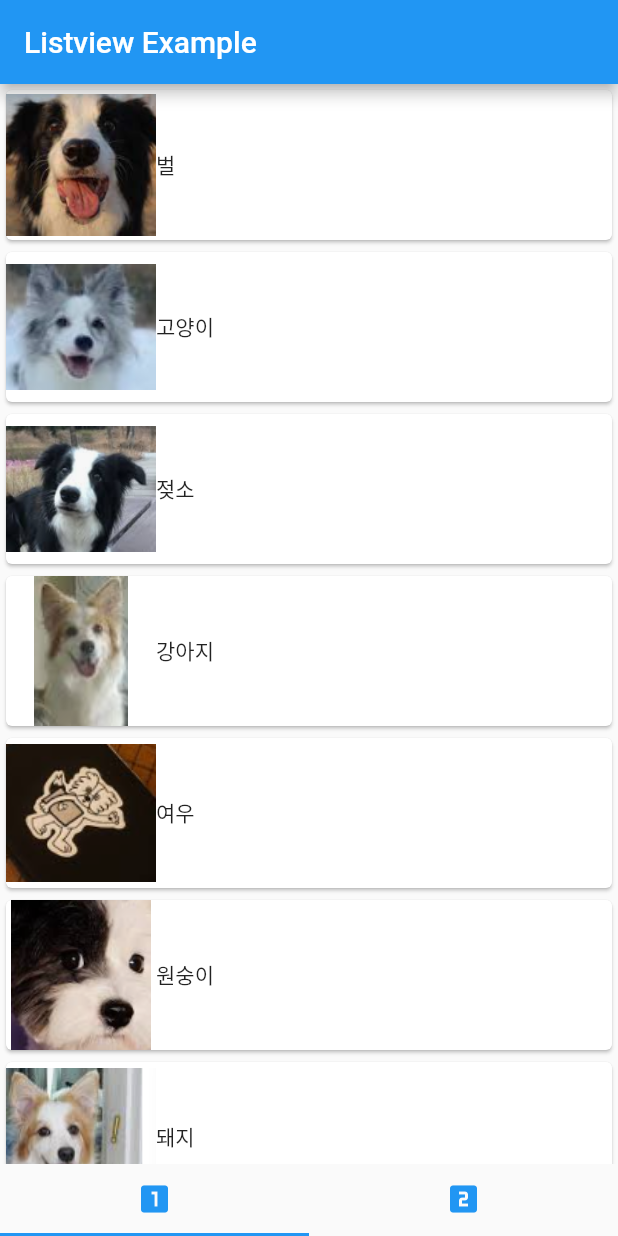
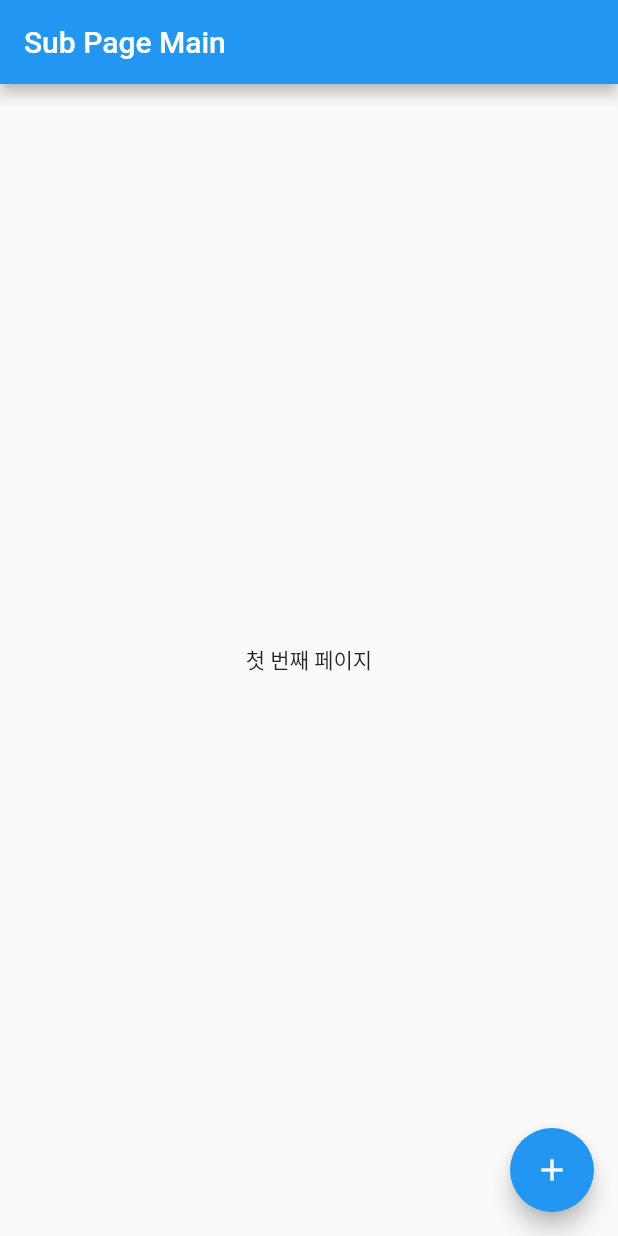
Before and after one commit to Lee-Min-Jung/flutter-study, a Flutter app: the screen it shows after launch, on a phone screen of 412 x 824 dp. Run offline on Flutter 3.47's test engine with Material 2 defaults, Android fonts, the phone set to English and light mode, and no system bars.

Commit message:
페이지 이동 뒤로가기

```diff
--- a/lib/animalItem.dart
+++ /dev/null
@@ -1,14 +0,0 @@
-import 'package:flutter/material.dart';
-
-class Animal {
-  String imagePath;
-  String animalName;
-  String kind;
-  bool? flyExist = false;
-
-  Animal( //클래스의 생성자 함수
-  {required this.animalName, //required붙은 건 꼭 전달해야 하는 것들
-  required this.kind,
-  required this.imagePath,
-  this.flyExist=false});
-}
--- a/lib/main.dart
+++ b/lib/main.dart
@@ -1,100 +1,77 @@
 import 'package:flutter/material.dart';
-import 'sub/firstPage.dart';
-import 'sub/secondPage.dart';
-import './animalItem.dart';
+
 void main() {
-  runApp(const MyApp());
+  runApp(MyApp());
 }
 
 class MyApp extends StatelessWidget {
-  const MyApp({super.key});
 
   // This widget is the root of your application.
   @override
   Widget build(BuildContext context) {
     return MaterialApp(
-      title: 'Flutter Demo',
+      title: 'SubPage Example',
       theme: ThemeData(
 
         primarySwatch: Colors.blue,
       ),
-      home: const MyHomePage(title: 'Flutter Demo Home Page'),
+      home: FirstPage(),
     );
   }
 }
 
-class MyHomePage extends StatefulWidget {
-  const MyHomePage({super.key, required this.title});
-
-
-
-  final String title;
-
+class FirstPage extends StatefulWidget {
   @override
-  State<MyHomePage> createState() => _MyHomePageState();
+  State<StatefulWidget> createState() => _FirstPage();
 }
 
-class _MyHomePageState extends State<MyHomePage> with SingleTickerProviderStateMixin{ //singleTickerProviderStateMixin을 추가로 상속하여 탭을 눌렀을 때
-                                                          // _MyHomePageState 클래스에서 애니메이션 동작을 처리할 수 있게 한다
-
-  List<Animal> animalList = [];
-
+class _FirstPage extends State<FirstPage> {
   @override
   Widget build(BuildContext context) {
     return Scaffold(
-      appBar: AppBar( //맨 위에 나오는 bar 부분
-        title: Text('Listview Example'),
+      appBar: AppBar(
+        title: Text('Sub Page Main'),
       ),
-      body: TabBarView( //가운데 화면. 근데 내비게이션 탭에 따라 달라져야 해서 나오게 할 화면의 class를 등록해 놓는다
-        children: <Widget>[FirstApp(list: animalList), SecondApp(list:animalList)],
-        controller: controller,
+      body: Container(
+        child: Center(
+          child: Text('첫 번째 페이지'),
+
+        ),
+
       ),
-      bottomNavigationBar: TabBar(tabs: <Tab>[ //맨 아래에 나오는 내비게이션 탭 부분
-        Tab(icon: Icon(Icons.looks_one, color: Colors.blue),),
-        Tab(icon: Icon(Icons.looks_two, color: Colors.blue),)
-      ], controller: controller)
+      floatingActionButton: FloatingActionButton(
+          onPressed: () {
+            Navigator.of(context)
+                .push(MaterialPageRoute(builder: (context) => SecondPage()));
+            //navigator는 스택을 이용해 페이지를 관리할 때 사용하는 클래스.
+            //navigator클래스의 of(context)함수는 현재 페이지를 나타내고
+            //push함수는 스택에 페이지를 쌓는 역할을 함
+            //따라서 위 코드는 현재 페이지 위에 SecondPage를 쌓는 것이라고 볼 수 있음
+          },
+          child: Icon(Icons.add),
+        )
     );
   }
-    @override //탭 컨트롤러는 애니메이션을 이용하므로 dispose해야 메모리 누수를 막을 수 있다
-    void dispose() {
-      controller.dispose();
-      super.dispose();
+}
 
+class SecondPage extends StatelessWidget {
+  @override
+  Widget build(BuildContext context) {
+    return Scaffold(
+      appBar: AppBar(
+        title: Text('Second Page'),
+      ),
+      body: Container(
+        child: Center(
+          child: ElevatedButton(
+            onPressed: (){
+              Navigator.of(context).pop(); //지금 페이지를 종료
+              //Navigator의 pop은 스택에서 제일 위에 있는 페이지를 제거
+            },
+            child: Text('돌아가기'),
+          )
+        )
+      )
+    );
   }
-  int _counter = 0;
-  late TabController controller;
-
-
-  @override
-  void initState() { //위젯 생성할 때 한 번만 호출, 여기서 리스트에 어떤 내용 삽입하는 경우 많다
-    super.initState();
-    controller = TabController(length:2, vsync: this); //vsync에는 탭이 이동했을 때 호출되는 콜백 함수를 어디서 처리할지 지정함
-
-    //리스트에 add 해주기
-    animalList.add(Animal(animalName: "벌", kind: "곤충",
-      imagePath: "repo/images/bee.png"));
-    animalList.add(Animal(animalName: "고양이", kind: "포유류",
-        imagePath: "repo/images/cat.png"));
-    animalList.add(Animal(animalName: "젖소", kind: "포유류",
-        imagePath: "repo/images/cow.png"));
-    animalList.add(Animal(animalName: "강아지", kind: "포유류",
-        imagePath: "repo/images/dog.png"));
-    animalList.add(Animal(animalName: "여우", kind: "포유류",
-        imagePath: "repo/images/fox.png"));
-    animalList.add(Animal(animalName: "원숭이", kind: "포유류",
-        imagePath: "repo/images/monkey.png"));
-    animalList.add(Animal(animalName: "돼지", kind: "포유류",
-        imagePath: "repo/images/pig.png"));
-    animalList.add(Animal(animalName: "늑대", kind: "포유류",
-        imagePath: "repo/images/wolf.png"));
-  }
-
-  void _incrementCounter() {
-    setState(() {
-
-      _counter++;
-    });
-  }
-
-
 }
--- a/lib/sub/firstPage.dart
+++ /dev/null
@@ -1,53 +0,0 @@
-import 'package:flutter/material.dart';
-import '../animalItem.dart'; //animal 클래스 사용을 위한 import
-
-class FirstApp extends StatelessWidget {
-  final List<Animal> list;
-  FirstApp({Key? key, required this.list}) : super(key: key);
-
-  @override
-  Widget build(BuildContext context) {
-    return Scaffold(
-      body: Container(
-        child: Center(
-          child: ListView.builder(
-              itemBuilder: (context, position) { //ListView.builder는 리스트뷰를 만들게 해주는 위젯의 한 종류
-                                                                    //itembuilder는 buildContext와 int를 반환한다
-                                                                  //buildContext는 위젯 트리에서 위젯의 위치를 알려주며, int는 아이템의 순번 의미
-                                                                    //context는 위젯의 위치, position은 순번 의미
-            return GestureDetector(//손가락 터치와 관련된 많은 이벤트를 처리하는 위젯
-              child:  Card ( //리스트 뷰에 있는 각 항목을 card 위젯을 사용해서 만들 것, for문 처럼 list에 있는 거 다 만들어준다.
-                  child: Row(
-                    children: <Widget>[
-                      Image.asset(
-                        list[position].imagePath,
-                        height:100,
-                        width:100,
-                        fit: BoxFit.contain,
-                      ),
-                      Text(list[position].animalName)
-                    ],
-                  )
-
-              ),
-              onTap: () { //GestureDetecotr 아래에 있는 한 번 터치했을 때 알림 창 띄우는 이벤트
-                AlertDialog dialog = AlertDialog(
-                  content: Text(
-                    '이 동물은 ${list[position].kind}입니다',
-                    style: TextStyle(fontSize: 30.0),
-                  ),
-                );
-                showDialog( //showDialog는 함수, 이 함수를 호출해 알림 창을 띄운다
-                  context: context,
-                  builder: (BuildContext context) => dialog
-                );
-              }
-            );
-
-          },
-          itemCount: list.length)//아이템 개수만큼만 스크롤 할 수 있게 제한
-        )
-      )
-    );
-  }
-}
```
Also changed, not shown: lib/sub/secondPage.dart (deleted, +0 -160 lines).
